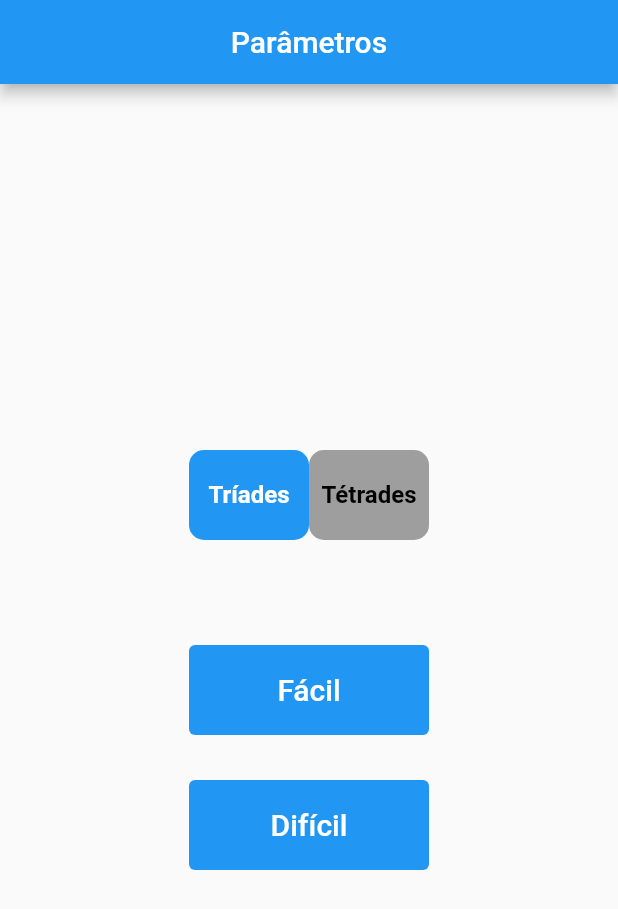
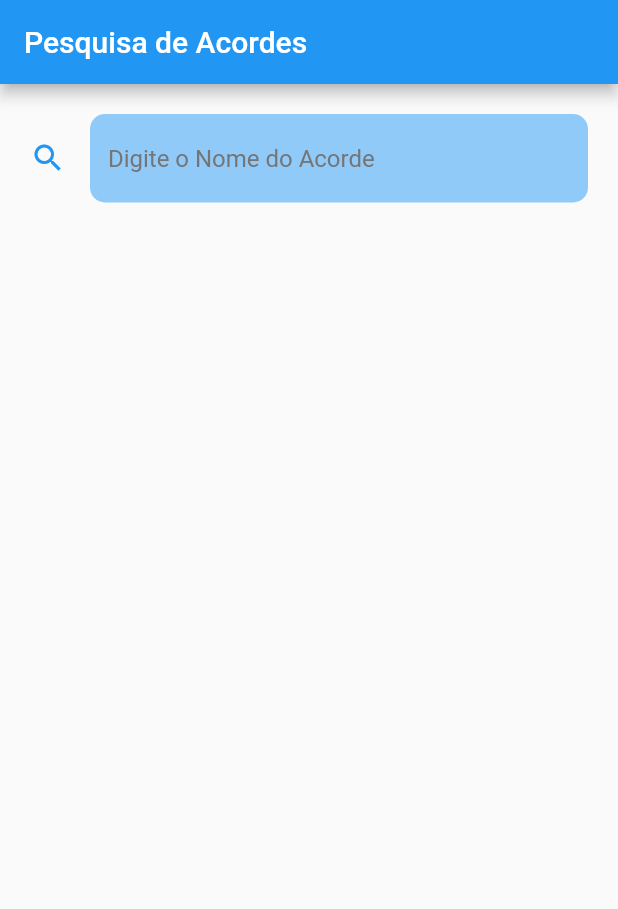
Before and after one commit to douglasadones/piano_chords_app, a Flutter app: the screen it shows after launch, on a phone screen of 412 x 824 dp. Shown: the top 909 px of the screen. Run offline on Flutter 3.47's test engine with Material 2 defaults, Android fonts, the phone set to English and light mode, and no system bars; our stand-ins replace audioplayers.

Commit message:
widget_de_pesquisa

```diff
--- a/lib/main.dart
+++ b/lib/main.dart
@@ -1,4 +1,5 @@
 import 'package:flutter/material.dart';
+import 'telas/Tela_de_pesquisa.dart';
 import 'telas/tela_inicial.dart';
 
 void main() {
@@ -11,7 +12,7 @@ class AcordesApp extends StatelessWidget {
   @override
   Widget build(BuildContext context) {
     return const MaterialApp(
-      home: TelaInicial(),
+      home: TelaDePesquisa(),
     );
   }
 }
--- a/lib/telas/Tela_de_pesquisa.dart
+++ b/lib/telas/Tela_de_pesquisa.dart
@@ -0,0 +1,57 @@
+import 'package:flutter/material.dart';
+import '../utilitarios/funcoes.dart';
+import '../utilitarios/constantes.dart';
+
+class TelaDePesquisa extends StatefulWidget {
+  const TelaDePesquisa({Key? key}) : super(key: key);
+
+  @override
+  State<TelaDePesquisa> createState() => _TelaDePesquisaState();
+}
+
+class _TelaDePesquisaState extends State<TelaDePesquisa> {
+  String acordepesquisado = '';
+
+  // Widget tratandoErro(acorde) {
+  //   try {
+  //     return Text(acorde);
+  //   } catch (e) {
+  //     return Text('Acorde Não encontrado, Erro: $e');
+  //   }
+  // }
+
+  @override
+  Widget build(BuildContext context) {
+    return SafeArea(
+      child: Scaffold(
+        appBar: AppBar(
+          title: Text('Pesquisa de Acordes'),
+        ),
+        body: Column(
+          children: [
+            Container(
+              padding: const EdgeInsets.all(20.0),
+              child: TextField(
+                style: const TextStyle(color: Colors.black),
+                decoration: kEstiloBarraDePesquisa,
+                onChanged: (String pesquisando) {
+                  setState(() {
+                    acordepesquisado = pesquisando;
+                    acordepesquisado = kTratandoEnarmonia(acordepesquisado);
+                  });
+                },
+              ),
+            ),
+            Expanded(
+              child: Container(
+                child: Text(
+                  acordepesquisado,
+                ),
+              ),
+            )
+          ],
+        ),
+      ),
+    );
+  }
+}
--- a/lib/telas/tela_acordes_aleatorios.dart
+++ b/lib/telas/tela_acordes_aleatorios.dart
@@ -65,7 +65,7 @@ class _TelaAcordesAleatoriosState extends State<TelaAcordesAleatorios> {
               child: Text(
                 kFuncaoBotao,
                 style: const TextStyle(
-                  fontSize: 40.0,
+                  fontSize: 30.0,
                   color: Colors.white,
                 ),
               ),
--- a/lib/utilitarios/funcoes.dart
+++ b/lib/utilitarios/funcoes.dart
@@ -32,7 +32,9 @@ String kTratandoEnarmonia(String acorde) {
   /// a quantidade de imagens e áudios usados no aplicativo.
   /// Processo: Transforma a String em uma lista, realiza o tratamento e transforma
   /// a lista novamente em uma string.
+  try {
     List<String> acordeSeparado = acorde.split('');
+    acordeSeparado[0] = acordeSeparado[0].toUpperCase();
     if (acordeSeparado.length > 1) {
       if (acordeSeparado[0] == 'A' && acordeSeparado[1] == 'b') {
         acordeSeparado[0] = 'G';
@@ -80,10 +82,19 @@ String kTratandoEnarmonia(String acorde) {
         acorde = acordeSeparado.join('');
         return acorde;
       } else {
+        acordeSeparado[0] = acordeSeparado[0].toUpperCase();
+        acorde = acordeSeparado.join('');
         return acorde;
       }
     } else {
+      acordeSeparado[0] = acordeSeparado[0].toUpperCase();
+      acorde = acordeSeparado.join('');
       return acorde;
+    }
+  } on RangeError {
+    return 'Acorde Não encontrado';
+  } catch (e) {
+    return 'Acorde Não encontrado, Erro: $e';
   }
 }
 
```
Also changed, not shown: lib/utilitarios/constantes.dart (+200 -0 lines). Lines whose indentation alone changed are shown as unchanged.
